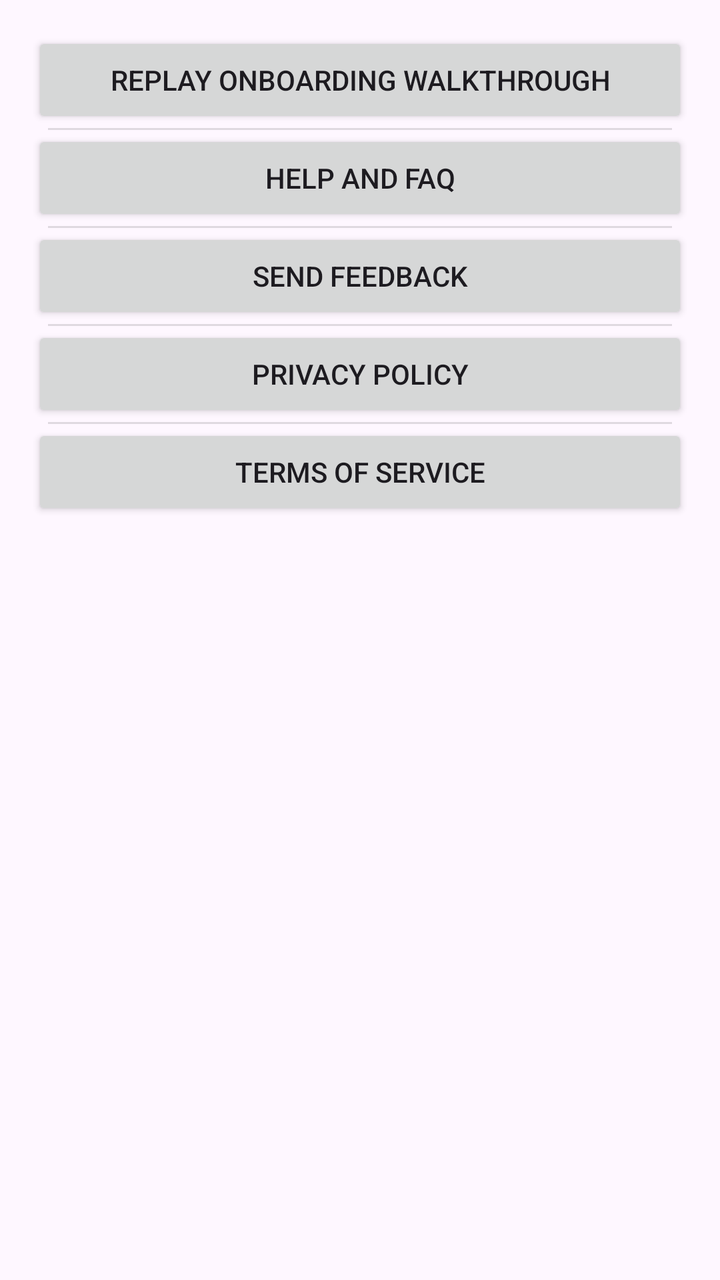
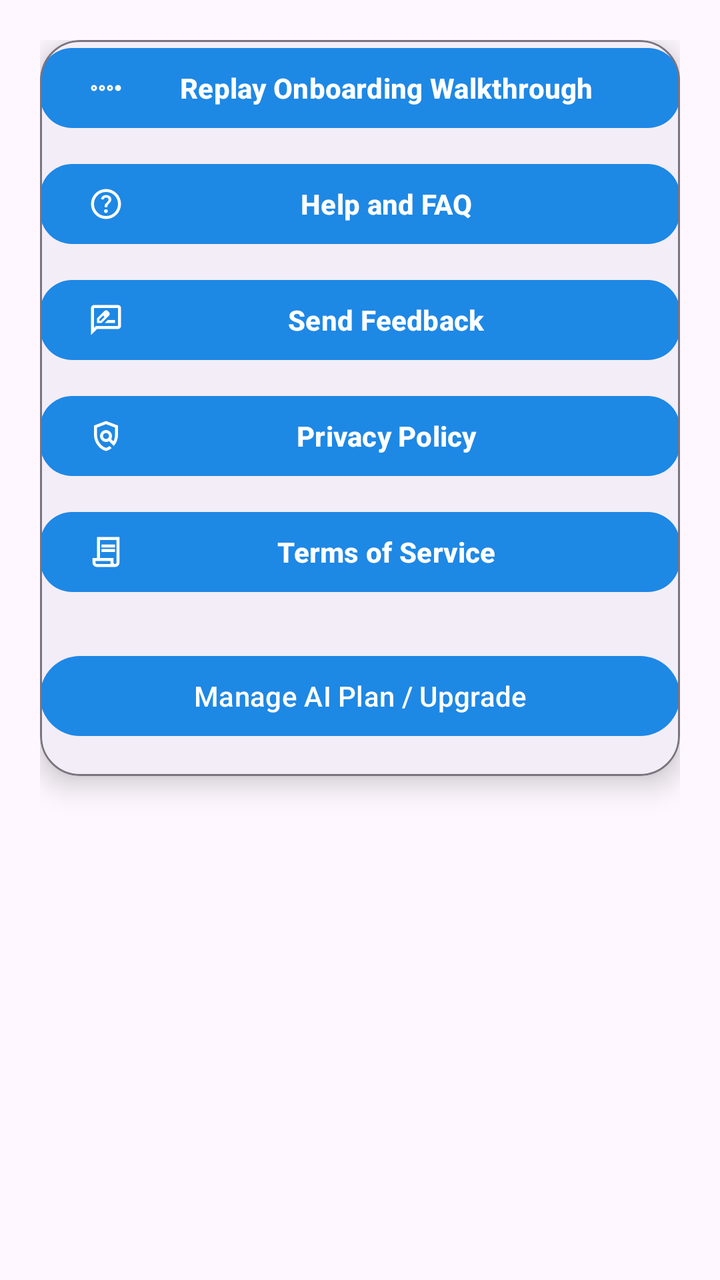

Screens rendered from an Android XML layout before and after an edit, with the pre-edit source and the edit as a unified diff.
<!-- AndroidManifest.xml: application theme Theme.SmartDocAI -->
<!-- res/layout/fragment_settings.xml -->
<?xml version="1.0" encoding="utf-8"?>
<ScrollView xmlns:android="http://schemas.android.com/apk/res/android"
    android:layout_width="match_parent"
    android:layout_height="match_parent"
    android:padding="16dp">

    <LinearLayout
        android:orientation="vertical"
        android:layout_width="match_parent"
        android:layout_height="wrap_content"
        android:divider="?android:attr/dividerHorizontal"
        android:showDividers="middle"
        android:dividerPadding="8dp">

        <Button
            android:id="@+id/btnReplayOnboarding"
            android:layout_width="match_parent"
            android:layout_height="wrap_content"
            android:text="Replay Onboarding Walkthrough" />

        <Button
            android:id="@+id/btnHelpFaq"
            android:layout_width="match_parent"
            android:layout_height="wrap_content"
            android:text="Help and FAQ" />

        <Button
            android:id="@+id/btnFeedback"
            android:layout_width="match_parent"
            android:layout_height="wrap_content"
            android:text="Send Feedback" />

        <Button
            android:id="@+id/btnPrivacyPolicy"
            android:layout_width="match_parent"
            android:layout_height="wrap_content"
            android:text="Privacy Policy" />

        <Button
            android:id="@+id/btnTerms"
            android:layout_width="match_parent"
            android:layout_height="wrap_content"
            android:text="Terms of Service" />

    </LinearLayout>
</ScrollView>
<!-- resources referenced by this layout -->
<resources>
  <!-- unchanged entries left out for length: 10 -->
</resources>

<!-- the commit's change to res/layout/fragment_settings.xml (unified diff, before → after) -->
@@ -1,46 +1,120 @@
 <?xml version="1.0" encoding="utf-8"?>
 <ScrollView xmlns:android="http://schemas.android.com/apk/res/android"
+    xmlns:app="http://schemas.android.com/apk/res-auto"
     android:layout_width="match_parent"
     android:layout_height="match_parent"
-    android:padding="16dp">
+    android:padding="16dp"
+    android:background="?android:attr/windowBackground">
 
     <LinearLayout
         android:orientation="vertical"
         android:layout_width="match_parent"
         android:layout_height="wrap_content"
+        android:gravity="center"
         android:divider="?android:attr/dividerHorizontal"
         android:showDividers="middle"
-        android:dividerPadding="8dp">
+        android:dividerPadding="10dp"
+        android:padding="4dp">
 
-        <Button
-            android:id="@+id/btnReplayOnboarding"
+        <com.google.android.material.card.MaterialCardView
             android:layout_width="match_parent"
             android:layout_height="wrap_content"
-            android:text="Replay Onboarding Walkthrough" />
+            app:cardElevation="8dp"
+            app:cardCornerRadius="20dp"
 
-        <Button
-            android:id="@+id/btnHelpFaq"
-            android:layout_width="match_parent"
-            android:layout_height="wrap_content"
-            android:text="Help and FAQ" />
+            app:strokeWidth="1dp"
 
-        <Button
-            android:id="@+id/btnFeedback"
-            android:layout_width="match_parent"
-            android:layout_height="wrap_content"
-            android:text="Send Feedback" />
 
-        <Button
-            android:id="@+id/btnPrivacyPolicy"
-            android:layout_width="match_parent"
-            android:layout_height="wrap_content"
-            android:text="Privacy Policy" />
 
-        <Button
-            android:id="@+id/btnTerms"
-            android:layout_width="match_parent"
-            android:layout_height="wrap_content"
-            android:text="Terms of Service" />
+            app:strokeColor="?attr/colorOutline"
+            app:cardBackgroundColor="?attr/colorSurfaceContainer"
+        android:layout_marginBottom="20dp"
+            android:padding="16dp">
+
+            <LinearLayout
+                android:layout_width="match_parent"
+                android:layout_height="wrap_content"
+                android:orientation="vertical"
+                android:gravity="center"
+                android:spacing="10dp">
+
+                
+                <com.google.android.material.button.MaterialButton
+                    android:id="@+id/btnReplayOnboarding"
+                    android:layout_width="match_parent"
+                    android:layout_height="wrap_content"
+                    android:text="Replay Onboarding Walkthrough"
+                    android:textStyle="bold"
+                    app:cornerRadius="16dp"
+                    app:icon="@drawable/ic_walkthrough"
+                    app:iconPadding="8dp"
+                    app:iconGravity="start"
+                    app:backgroundTint="?attr/colorPrimary" />
+
+                <com.google.android.material.button.MaterialButton
+                    android:id="@+id/btnHelpFaq"
+                    android:layout_width="match_parent"
+                    android:layout_height="wrap_content"
+                    android:text="Help and FAQ"
+                    android:textStyle="bold"
+                    app:cornerRadius="16dp"
+                    app:icon="@drawable/ic_help"
+                    app:iconPadding="8dp"
+                    app:iconGravity="start"
+                    app:backgroundTint= "?attr/colorPrimary"
+                    android:layout_marginTop="10dp" />
+
+                <com.google.android.material.button.MaterialButton
+                    android:id="@+id/btnFeedback"
+                    android:layout_width="match_parent"
+                    android:layout_height="wrap_content"
+                    android:text="Send Feedback"
+                    android:textStyle="bold"
+                    app:cornerRadius="16dp"
+                    app:icon="@drawable/ic_feedback"
+                    app:iconPadding="8dp"
+                    app:iconGravity="start"
+                    app:backgroundTint="?attr/colorPrimary"
+                    android:layout_marginTop="10dp" />
+
+                <com.google.android.material.button.MaterialButton
+                    android:id="@+id/btnPrivacyPolicy"
+                    android:layout_width="match_parent"
+                    android:layout_height="wrap_content"
+                    android:text="Privacy Policy"
+                    android:textStyle="bold"
+                    app:cornerRadius="16dp"
+                    app:icon="@drawable/ic_privacy"
+                    app:iconPadding="8dp"
+                    app:iconGravity="start"
+                    app:backgroundTint="?attr/colorPrimary"
+                    android:layout_marginTop="10dp" />
+
+                <com.google.android.material.button.MaterialButton
+                    android:id="@+id/btnTerms"
+                    android:layout_width="match_parent"
+                    android:layout_height="wrap_content"
+                    android:text="Terms of Service"
+                    android:textStyle="bold"
+                    app:cornerRadius="16dp"
+                    app:icon="@drawable/ic_terms"
+                    app:iconPadding="8dp"
+                    app:iconGravity="start"
+                    app:backgroundTint="?attr/colorPrimary"
+                    android:layout_marginTop="10dp" />
+
+
+
+                <com.google.android.material.button.MaterialButton
+                    android:id="@+id/btnManagePlan"
+                    android:layout_width="match_parent"
+                    android:layout_height="wrap_content"
+                    android:text="Manage AI Plan / Upgrade"
+                    android:layout_marginTop="24dp"
+                    android:layout_marginBottom="16dp" />
+
+            </LinearLayout>
+        </com.google.android.material.card.MaterialCardView>
 
     </LinearLayout>
 </ScrollView>
<!-- resource entries referenced after the edit -->
@@ -1,5 +1,55 @@
 <!-- resources referenced by this layout -->
 <resources>
+  <!-- drawable ic_feedback (drawable) -->
+  <vector xmlns:android="http://schemas.android.com/apk/res/android"
+      android:width="24dp"
+      android:height="24dp"
+      android:viewportWidth="960"
+      android:viewportHeight="960">
+    <path
+        android:pathData="M240,560h122l200,-200q9,-9 13.5,-20.5T580,317q0,-11 -5,-21.5T562,276l-36,-38q-9,-9 -20,-13.5t-23,-4.5q-11,0 -22.5,4.5T440,238L240,438v122ZM520,317 L483,280 520,317ZM300,500v-38l101,-101 20,18 18,20 -101,101h-38ZM421,379 L439,399 401,361 421,379ZM447,560h273v-80L527,480l-80,80ZM80,880v-720q0,-33 23.5,-56.5T160,80h640q33,0 56.5,23.5T880,160v480q0,33 -23.5,56.5T800,720L240,720L80,880ZM206,640h594v-480L160,160v525l46,-45ZM160,640v-480,480Z"
+        android:fillColor="#1f1f1f"/>
+  </vector>
+  <!-- drawable ic_help (drawable) -->
+  <vector xmlns:android="http://schemas.android.com/apk/res/android"
+      android:width="24dp"
+      android:height="24dp"
+      android:viewportWidth="960"
+      android:viewportHeight="960">
+    <path
+        android:pathData="M478,720q21,0 35.5,-14.5T528,670q0,-21 -14.5,-35.5T478,620q-21,0 -35.5,14.5T428,670q0,21 14.5,35.5T478,720ZM442,566h74q0,-33 7.5,-52t42.5,-52q26,-26 41,-49.5t15,-56.5q0,-56 -41,-86t-97,-30q-57,0 -92.5,30T342,342l66,26q5,-18 22.5,-39t53.5,-21q32,0 48,17.5t16,38.5q0,20 -12,37.5T506,434q-44,39 -54,59t-10,73ZM480,880q-83,0 -156,-31.5T197,763q-54,-54 -85.5,-127T80,480q0,-83 31.5,-156T197,197q54,-54 127,-85.5T480,80q83,0 156,31.5T763,197q54,54 85.5,127T880,480q0,83 -31.5,156T763,763q-54,54 -127,85.5T480,880ZM480,800q134,0 227,-93t93,-227q0,-134 -93,-227t-227,-93q-134,0 -227,93t-93,227q0,134 93,227t227,93ZM480,480Z"
+        android:fillColor="#1f1f1f"/>
+  </vector>
+  <!-- drawable ic_privacy (drawable) -->
+  <vector xmlns:android="http://schemas.android.com/apk/res/android"
+      android:width="24dp"
+      android:height="24dp"
+      android:viewportWidth="960"
+      android:viewportHeight="960">
+    <path
+        android:pathData="M480,880q-139,-35 -229.5,-159.5T160,444v-244l320,-120 320,120v244q0,85 -29,163.5T688,746L560,618q-18,11 -38.5,16.5T480,640q-66,0 -113,-47t-47,-113q0,-66 47,-113t113,-47q66,0 113,47t47,113q0,22 -5.5,42.5T618,562l60,60q20,-41 31,-86t11,-92v-189l-240,-90 -240,90v189q0,121 68,220t172,132q26,-8 49.5,-20.5T576,746l56,56q-33,27 -71.5,47T480,880ZM480,560q33,0 56.5,-23.5T560,480q0,-33 -23.5,-56.5T480,400q-33,0 -56.5,23.5T400,480q0,33 23.5,56.5T480,560ZM488,483Z"
+        android:fillColor="#1f1f1f"/>
+  </vector>
+  <!-- drawable ic_terms (drawable) -->
+  <vector xmlns:android="http://schemas.android.com/apk/res/android"
+      android:width="24dp"
+      android:height="24dp"
+      android:viewportWidth="960"
+      android:viewportHeight="960">
+    <path
+        android:pathData="M240,880q-50,0 -85,-35t-35,-85v-120h120v-560h600v680q0,50 -35,85t-85,35L240,880ZM720,800q17,0 28.5,-11.5T760,760v-600L320,160v480h360v120q0,17 11.5,28.5T720,800ZM360,360v-80h360v80L360,360ZM360,480v-80h360v80L360,480ZM240,800h360v-80L200,720v40q0,17 11.5,28.5T240,800ZM240,800h-40,400 -360Z"
+        android:fillColor="#1f1f1f"/>
+  </vector>
+  <!-- drawable ic_walkthrough (drawable) -->
+  <vector xmlns:android="http://schemas.android.com/apk/res/android"
+      android:width="24dp"
+      android:height="24dp"
+      android:viewportWidth="960"
+      android:viewportHeight="960">
+    <path
+        android:pathData="M160,560q-33,0 -56.5,-23.5T80,480q0,-33 23.5,-56.5T160,400q33,0 56.5,23.5T240,480q0,33 -23.5,56.5T160,560ZM160,506q11,0 18.5,-7.5T186,480q0,-11 -7.5,-18.5T160,454q-11,0 -18.5,7.5T134,480q0,11 7.5,18.5T160,506ZM374,560q-33,0 -56.5,-23.5T294,480q0,-33 23.5,-56.5T374,400q33,0 56.5,23.5T454,480q0,33 -23.5,56.5T374,560ZM374,506q11,0 18.5,-7.5T400,480q0,-11 -7.5,-18.5T374,454q-11,0 -18.5,7.5T348,480q0,11 7.5,18.5T374,506ZM586,560q-33,0 -56.5,-23.5T506,480q0,-33 23.5,-56.5T586,400q33,0 56.5,23.5T666,480q0,33 -23.5,56.5T586,560ZM586,506q11,0 18.5,-7.5T612,480q0,-11 -7.5,-18.5T586,454q-11,0 -18.5,7.5T560,480q0,11 7.5,18.5T586,506ZM800,560q-33,0 -56.5,-23.5T720,480q0,-33 23.5,-56.5T800,400q33,0 56.5,23.5T880,480q0,33 -23.5,56.5T800,560Z"
+        android:fillColor="#1f1f1f"/>
+  </vector>
   <!-- unchanged entries left out for length: 10 -->
 </resources>
 
